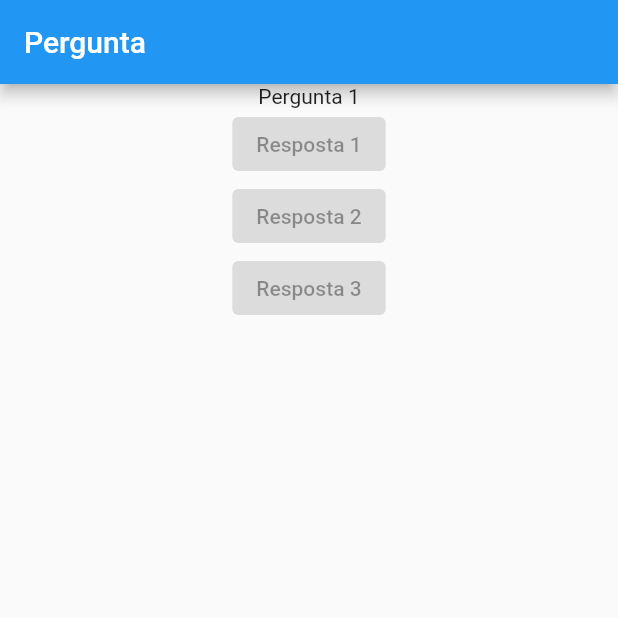
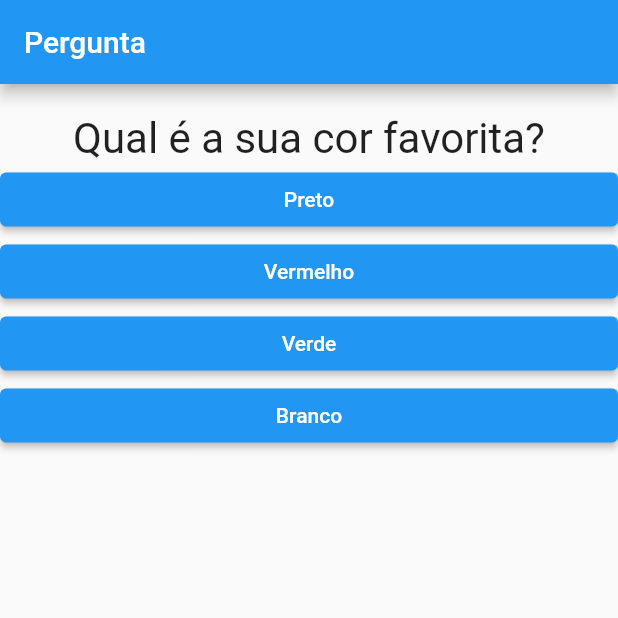
Before and after one commit to pcesarofc/questionarioapp, a Flutter app: the screen it shows after launch, on a phone screen of 412 x 824 dp, the top half of it. Run offline on Flutter 3.47's test engine with Material 2 defaults, Android fonts, the phone set to English and light mode, and no system bars.

Commit message:
Colocadas respostas e perguntas

```diff
--- a/lib/BotoesResposta.dart
+++ b/lib/BotoesResposta.dart
@@ -1,15 +1,20 @@
 import 'package:flutter/material.dart';
+import 'package:questionarioapp/main.dart';
 
 class BotoesResposta extends StatelessWidget {
   final String texto;
+  final void Function() onSelecao;
 
-  BotoesResposta(this.texto);
+  BotoesResposta(this.texto, this.onSelecao);
 
   @override
   Widget build(BuildContext context) {
-    return ElevatedButton(
-      onPressed: null,
-      child: Text(texto),
+    return Container(
+      width: double.infinity,
+      child: ElevatedButton(
+        onPressed: onSelecao,
+        child: Text(texto),
+      ),
     );
   }
 }
--- a/lib/TextQuestoes.dart
+++ b/lib/TextQuestoes.dart
@@ -7,6 +7,11 @@ class TextQuestao extends StatelessWidget {
 
   @override
   Widget build(BuildContext context) {
-    return Text(texto);
+    return Text(
+      texto,
+      style: TextStyle(
+        fontSize: 28,
+      ),
+    );
   }
 }
--- a/lib/main.dart
+++ b/lib/main.dart
@@ -1,7 +1,5 @@
 import 'package:flutter/material.dart';
 import 'package:questionarioapp/BotoesResposta.dart';
-import 'package:questionarioapp/questoes.dart';
-
 import 'TextQuestoes.dart';
 
 void main() {
@@ -22,17 +20,37 @@ class MyApp extends StatelessWidget {
 }
 
 class MyHomePageState extends State<MyHomePage> {
-  int questaoatual = 0;
+  var questaoatual = 0;
 
   void alterarQuestao() {
     setState(() {
       questaoatual++;
-      print(questaoatual);
     });
   }
 
   @override
   Widget build(BuildContext context) {
+    List<Map> perguntas = [
+      {
+        'texto': 'Qual é a sua cor favorita?',
+        'respostas': ['Preto', 'Vermelho', 'Verde', 'Branco'],
+      },
+      {
+        'texto': 'Qual é o seu animal favorito?',
+        'respostas': ['Coelho', 'Cobra', 'Elefante', 'Leão'],
+      },
+      {
+        'texto': 'Qual é o seu instrutor favorito?',
+        'respostas': ['Maria', 'João', 'Leo', 'Pedro'],
+      }
+    ];
+
+    List<Widget> listarespostas = [];
+
+    for (var respostas in perguntas[questaoatual]['respostas']) {
+      listarespostas.add(BotoesResposta(respostas, alterarQuestao));
+    }
+
     return Scaffold(
       appBar: AppBar(
         title: Text('Pergunta'),
@@ -40,10 +58,9 @@ class MyHomePageState extends State<MyHomePage> {
       body: Center(
         child: Column(
           children: [
-            TextQuestao(questoes[questaoatual]),
-            BotoesResposta('Resposta 1'),
-            BotoesResposta('Resposta 2'),
-            BotoesResposta('Resposta 3'),
+            Container(height: 20),
+            TextQuestao(perguntas[questaoatual]['texto']),
+            ...listarespostas,
           ],
         ),
       ),
--- a/lib/questoes.dart
+++ b/lib/questoes.dart
@@ -1,6 +1,14 @@
-List<String> questoes = [
-  'Pergunta 1',
-  'Pergunta 2',
-  'Pergunta 3',
-  'Pergunta 4',
+List<Map<String, Object>> questoes = [
+  {
+    'texto': 'Qual a sua cor favorita?',
+    'respostas': ['Verde', 'Azul', 'Amarelo'],
+  },
+  {
+    'texto': 'Qual o seu animal favorito?',
+    'respostas': ['Leão', 'Cobra', 'Peixe'],
+  },
+  {
+    'texto': 'Qual a sua idade',
+    'respostas': ['0-20', '20-50', '50-100'],
+  },
 ];
```
